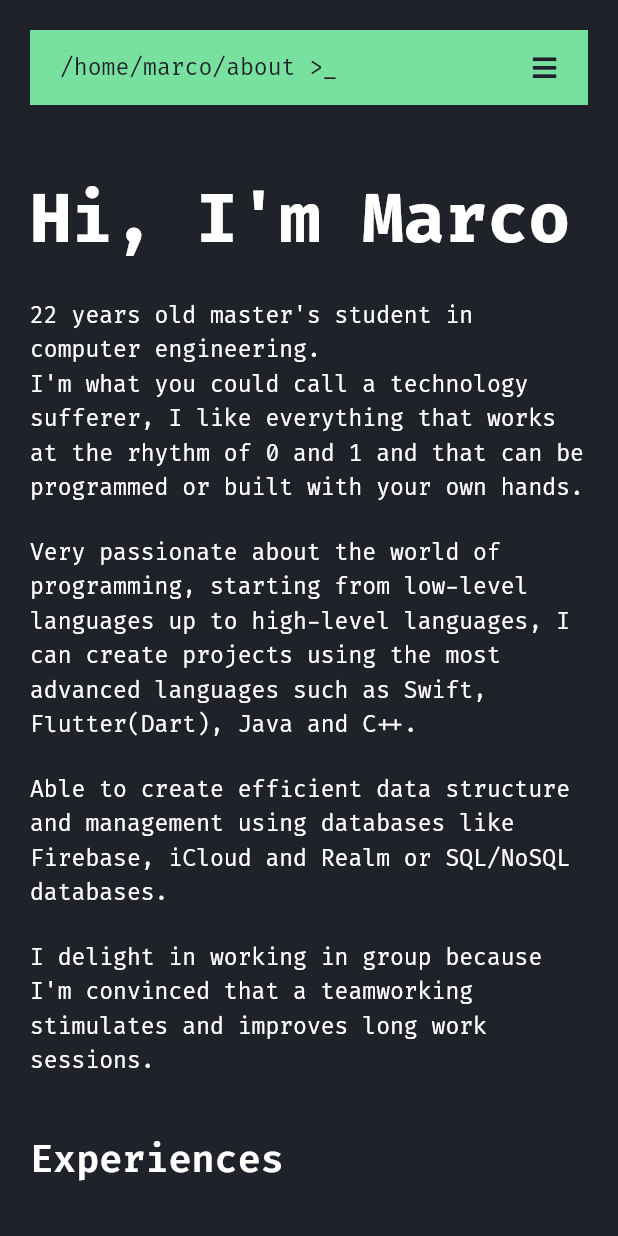
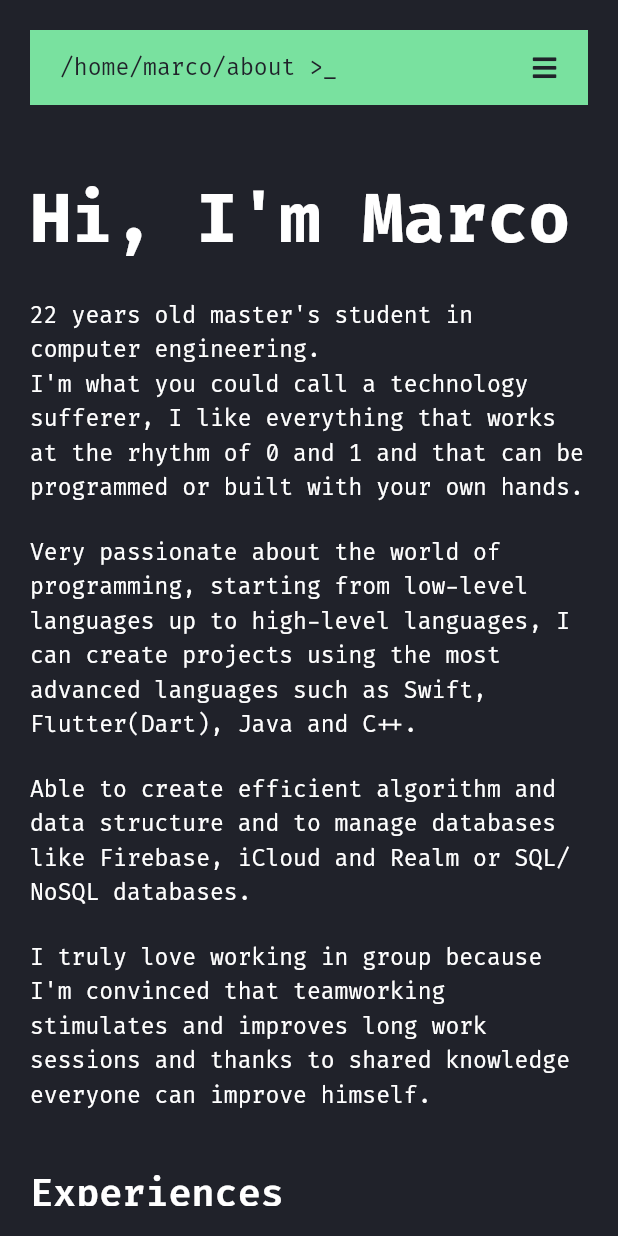
Before and after one commit to marcotammaro/portfolio, a Flutter app: the screen it shows after launch, on a phone screen of 412 x 824 dp. Run offline on Flutter 3.47's test engine with Material 2 defaults, Android fonts, the phone set to English and light mode, and no system bars; our stand-ins replace font_awesome_flutter.

Commit message:
Improving home and about views

```diff
--- a/lib/views/about.dart
+++ b/lib/views/about.dart
@@ -23,6 +23,8 @@ class _AboutState extends State<About> {
         education(),
         const SizedBox(height: 20),
         languages(),
+        const SizedBox(height: 20),
+        certifications(),
       ],
     );
   }
@@ -49,11 +51,11 @@ class _AboutState extends State<About> {
         ),
         CustomText(
           text:
-              "Able to create efficient data structure and management using databases like Firebase, iCloud and Realm or SQL/NoSQL databases.",
+              "Able to create efficient algorithm and data structure and to manage databases like Firebase, iCloud and Realm or SQL/NoSQL databases.",
         ),
         CustomText(
           text:
-              "I delight in working in group because I'm convinced that a teamworking stimulates and improves long work sessions.",
+              "I truly love working in group because I'm convinced that teamworking stimulates and improves long work sessions and thanks to shared knowledge everyone can improve himself.",
         ),
       ],
     );
@@ -148,4 +150,93 @@ class _AboutState extends State<About> {
       ],
     );
   }
+
+  Widget certifications() {
+    return Column(
+      children: [
+        CustomText(
+          text: "Certifications",
+          style: CustomTextStyle.h2,
+        ),
+        CustomText(
+          text: "Apple Swift Student Challenge WWDC 2020 winner",
+          style: CustomTextStyle.p,
+          tab: 1,
+          leading: Padding(
+            padding: const EdgeInsets.only(right: 10.0),
+            child: Icon(
+              FontAwesomeIcons.asterisk,
+              size: 10,
+              color: Palette.secondaryColor,
+            ),
+          ),
+        ),
+        CustomText(
+          text: "CISCO CCNA1 Certification",
+          style: CustomTextStyle.p,
+          tab: 1,
+          leading: Padding(
+            padding: const EdgeInsets.only(right: 10.0),
+            child: Icon(
+              FontAwesomeIcons.asterisk,
+              size: 10,
+              color: Palette.secondaryColor,
+            ),
+          ),
+        ),
+        CustomText(
+          text: "1st prize at HACK.GOV - Ericsson Challenge",
+          style: CustomTextStyle.p,
+          tab: 1,
+          leading: Padding(
+            padding: const EdgeInsets.only(right: 10.0),
+            child: Icon(
+              FontAwesomeIcons.asterisk,
+              size: 10,
+              color: Palette.secondaryColor,
+            ),
+          ),
+        ),
+        CustomText(
+          text: "FileMaker Pro Advanced Developer Training",
+          style: CustomTextStyle.p,
+          tab: 1,
+          leading: Padding(
+            padding: const EdgeInsets.only(right: 10.0),
+            child: Icon(
+              FontAwesomeIcons.asterisk,
+              size: 10,
+              color: Palette.secondaryColor,
+            ),
+          ),
+        ),
+        CustomText(
+          text: "Google Digital Marketing Training course",
+          style: CustomTextStyle.p,
+          tab: 1,
+          leading: Padding(
+            padding: const EdgeInsets.only(right: 10.0),
+            child: Icon(
+              FontAwesomeIcons.asterisk,
+              size: 10,
+              color: Palette.secondaryColor,
+            ),
+          ),
+        ),
+        CustomText(
+          text: "GDPR regulation",
+          style: CustomTextStyle.p,
+          tab: 1,
+          leading: Padding(
+            padding: const EdgeInsets.only(right: 10.0),
+            child: Icon(
+              FontAwesomeIcons.asterisk,
+              size: 10,
+              color: Palette.secondaryColor,
+            ),
+          ),
+        ),
+      ],
+    );
+  }
 }
--- a/lib/views/homepage.dart
+++ b/lib/views/homepage.dart
@@ -3,8 +3,6 @@ import 'package:font_awesome_flutter/font_awesome_flutter.dart';
 import 'package:portfolio/components/_components.dart';
 import 'package:portfolio/palette.dart';
 import 'package:portfolio/views/_views.dart';
-
-import 'about.dart';
 
 class HomePage extends StatefulWidget {
   const HomePage({Key? key}) : super(key: key);
@@ -14,26 +12,34 @@ class HomePage extends StatefulWidget {
 }
 
 class _HomePageState extends State<HomePage> {
-  int _currentIndex = 0;
-  bool _showBackToTopButton = false;
+  late int _currentIndex;
+  late bool _showGoToTopButton;
   late ScrollController _scrollController;
-
-  final List<String> tabTitles = [
-    "/home/marco/about",
-    "/home/marco/projects",
-    "/home/marco/contacts",
-  ];
+  late Map<String, Widget> tabs;
 
   @override
   void initState() {
     super.initState();
 
+    // Index of the selected route
+    _currentIndex = 0;
+
+    // utility variable to manage the go to top button
+    _showGoToTopButton = false;
+
+    // homepage routes
+    tabs = {
+      "/home/marco/about": About(),
+      "/home/marco/projects": Projects(),
+      "/home/marco/contacts": Contacts(),
+    };
+
     // scroll controller to manage the go to top button
     _scrollController = ScrollController()
       ..addListener(() {
         setState(() => (_scrollController.offset >= 400)
-            ? _showBackToTopButton = true
-            : _showBackToTopButton = false);
+            ? _showGoToTopButton = true
+            : _showGoToTopButton = false);
       });
   }
 
@@ -57,7 +63,7 @@ class _HomePageState extends State<HomePage> {
     return Scaffold(
       backgroundColor: Theme.of(context).backgroundColor,
       floatingActionButton:
-          _showBackToTopButton == false ? null : scrollToTopButton(),
+          _showGoToTopButton == false ? null : scrollToTopButton(),
       body: Center(
         child: Container(
           width: Responsive.mobileTabletTheshold,
@@ -72,13 +78,13 @@ class _HomePageState extends State<HomePage> {
                 children: [
                   NavigationBar(
                     initialIndex: 0,
-                    pages: tabTitles,
+                    pages: tabs.keys.toList(),
                     onIndexChange: (index) {
                       setState(() => _currentIndex = index);
                     },
                   ),
                   const SizedBox(height: 40),
-                  body(_currentIndex),
+                  tabs[tabs.keys.elementAt(_currentIndex)]!,
                 ],
               ),
             ),
@@ -106,17 +112,4 @@ class _HomePageState extends State<HomePage> {
       ),
     );
   }
-
-  Widget body(int index) {
-    switch (index) {
-      case 0:
-        return About();
-      case 1:
-        return Projects();
-      case 2:
-        return Contacts();
-      default:
-        return const SizedBox.shrink();
-    }
-  }
 }
```
